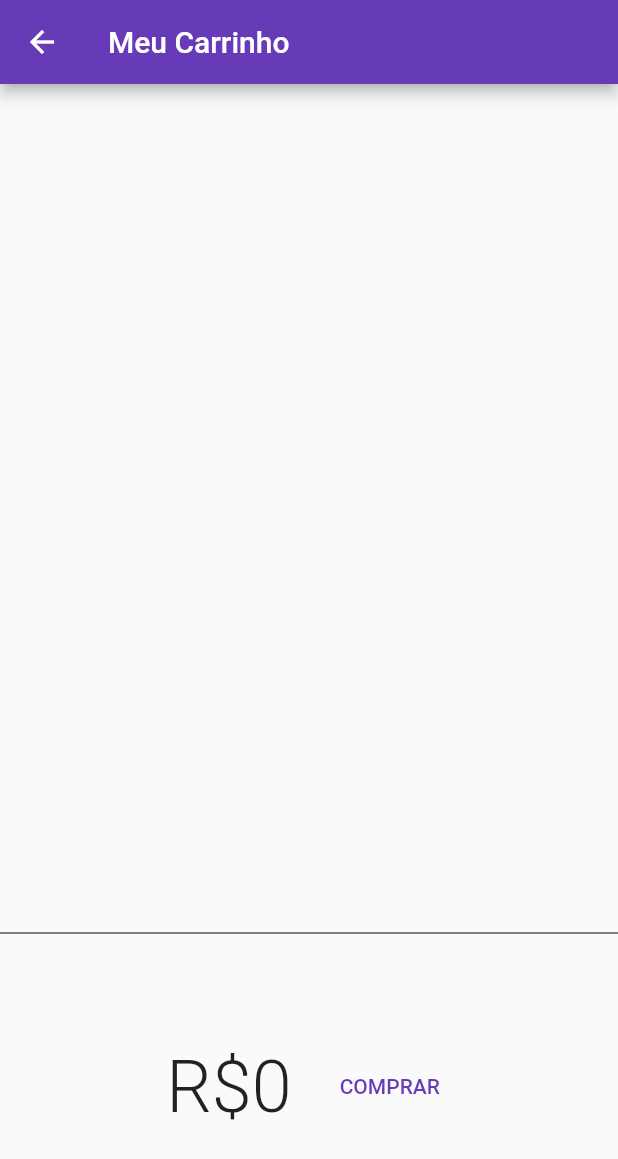
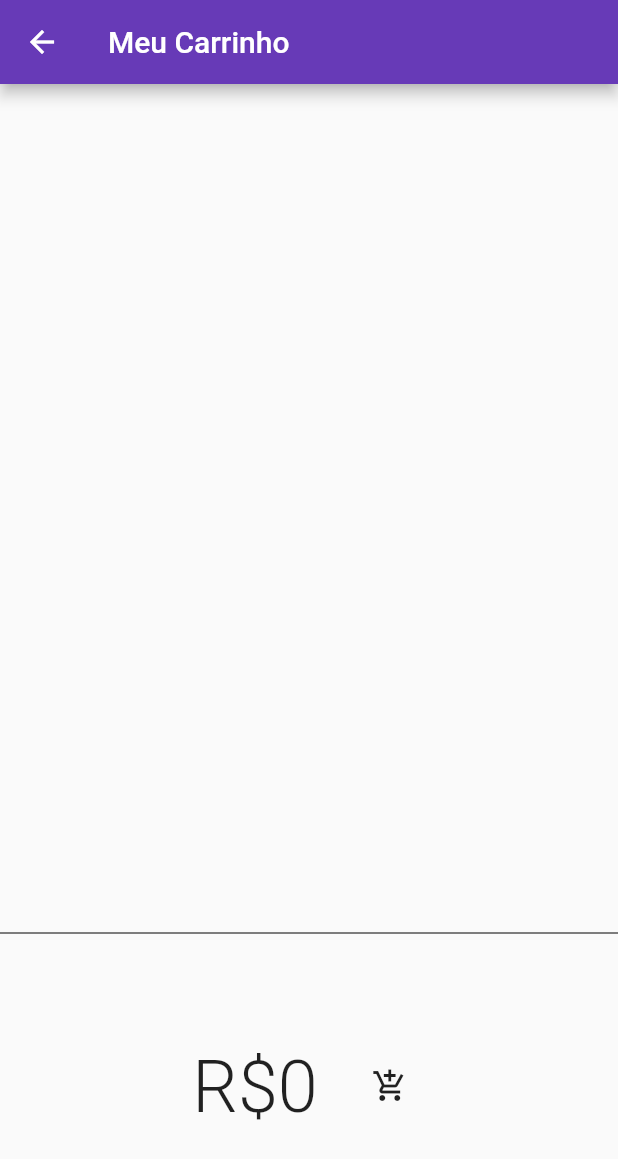
Before and after one commit to matheusmodanez/flutter-provider-study, a Flutter app: the CarrinhoPage screen opened by its route, on a phone screen of 412 x 824 dp. Shown: the top 1159 px of the screen. Run offline on Flutter 3.47's test engine with Material 2 defaults, Android fonts, the phone set to English and light mode, and no system bars; our stand-ins replace badges.

Commit message:
Provider Compra

```diff
--- a/lib/models/carrinho.dart
+++ b/lib/models/carrinho.dart
@@ -17,6 +17,12 @@ class CarrinhoModel extends ChangeNotifier {
     notifyListeners();
   }
 
+  void removeAll() {
+    _items.removeRange(0, _items.length);
+
+    notifyListeners();
+  }
+
   int get totalPrice =>
       _items.fold(0, (total, current) => total + current.preco);
 }
--- /dev/null
+++ b/lib/models/compras.dart
@@ -0,0 +1,32 @@
+import 'package:flutter/material.dart';
+
+import 'catalogo.dart';
+
+class ComprasModel extends ChangeNotifier {
+  final List<ItemsComprados> _items = [];
+
+  List<ItemsComprados> get items => _items;
+
+  void add(ItemsComprados itemsComprados) {
+    _items.add(itemsComprados);
+    notifyListeners();
+  }
+
+  void remove(ItemsComprados itemsComprados) {
+    _items.remove(itemsComprados);
+    notifyListeners();
+  }
+}
+
+class ItemsComprados {
+  List<Item> items = [
+    Item(1, 'Nike Blue', 'Nike', '1', 360),
+    Item(2, 'Air Max', 'Nike', '2', 500),
+    Item(3, 'Max 270', 'Nike', '3', 450),
+    Item(4, 'Air Max 270', 'Nike', '4', 600),
+    Item(5, 'Run Didas', 'Adidas', '5', 470),
+    Item(6, 'Black Runner', 'Adidas', '6', 400),
+  ];
+
+  ItemsComprados(this.items);
+}
--- a/lib/pages/carrinho/carrinho-page.dart
+++ b/lib/pages/carrinho/carrinho-page.dart
@@ -3,6 +3,10 @@ import 'package:cart_provider_demo/pages/carrinho/carrinho_total.dart';
 import 'package:flutter/material.dart';
 import 'package:flutter/src/foundation/key.dart';
 import 'package:flutter/src/widgets/framework.dart';
+import 'package:provider/provider.dart';
+
+import '../../models/carrinho.dart';
+import '../../models/compras.dart';
 
 class CarrinhoPage extends StatelessWidget {
   const CarrinhoPage({Key? key}) : super(key: key);
@@ -10,6 +14,9 @@ class CarrinhoPage extends StatelessWidget {
   @override
   Widget build(BuildContext context) {
     print('BUILD: CarrinhoPage');
+
+    final carrinho = Provider.of<CarrinhoModel>(context);
+    final itemsComprados = ItemsComprados(carrinho.items);
 
     return Scaffold(
       appBar: AppBar(
@@ -25,10 +32,14 @@ class CarrinhoPage extends StatelessWidget {
               ),
             ),
             const Divider(height: 4, color: Colors.black),
-            CarrinhoTotal()
+            CarrinhoTotal(
+              itemsComprados: itemsComprados,
+            )
           ],
         ),
       ),
     );
   }
 }
+
+class ItemComprados {}
--- a/lib/pages/carrinho/carrinho_total.dart
+++ b/lib/pages/carrinho/carrinho_total.dart
@@ -1,8 +1,14 @@
 import 'package:cart_provider_demo/models/carrinho.dart';
+import 'package:cart_provider_demo/models/compras.dart';
 import 'package:flutter/material.dart';
 import 'package:provider/provider.dart';
 
 class CarrinhoTotal extends StatelessWidget {
+  final ItemsComprados itemsComprados;
+
+  const CarrinhoTotal({Key? key, required this.itemsComprados})
+      : super(key: key);
+
   @override
   Widget build(BuildContext context) {
     print('BUILD: CarrinhoTotal');
@@ -21,13 +27,8 @@ class CarrinhoTotal extends StatelessWidget {
               ),
             ),
             const SizedBox(width: 24),
-            TextButton(
-              onPressed: () {
-                ScaffoldMessenger.of(context).showSnackBar(
-                    const SnackBar(content: Text('Buying not supported yet.')));
-              },
-              //style: TextButton.styleFrom(foregroundColor: Colors.white),
-              child: const Text('COMPRAR'),
+            _AddCompraButton(
+              items: itemsComprados,
             ),
           ],
         ),
@@ -35,3 +36,41 @@ class CarrinhoTotal extends StatelessWidget {
     );
   }
 }
+
+class _AddCompraButton extends StatelessWidget {
+  final ItemsComprados items;
+
+  const _AddCompraButton({Key? key, required this.items}) : super(key: key);
+
+  @override
+  Widget build(BuildContext context) {
+    print('BUILD: _AddCompraButton');
+
+    var adicionado = context.select<ComprasModel, bool>(
+      // Here, we are only interested whether [item] is inside the cart.
+      (c) => c.items.contains(items),
+    );
+
+    //style: TextButton.styleFrom(foregroundColor: Colors.white),
+
+    return IconButton(
+      icon: adicionado
+          ? const Icon(
+              Icons.check,
+              color: Colors.green,
+            )
+          : const Icon(Icons.add_shopping_cart),
+      onPressed: adicionado
+          ? null
+          : () {
+              var compra = context.read<ComprasModel>();
+              compra.add(items);
+              var carrinho = context.read<CarrinhoModel>();
+              carrinho.removeAll();
+              // const ScaffoldMessenger(
+              //     child: Text('Compra Efetuada com Sucesso!'));
+              Navigator.pop(context, '/compras');
+            },
+    );
+  }
+}
--- a/lib/pages/catalogo/catalogo-appbar.dart
+++ b/lib/pages/catalogo/catalogo-appbar.dart
@@ -23,6 +23,12 @@ class CatalogoAppBar extends StatelessWidget implements PreferredSizeWidget {
             ),
           ),
           onPressed: () => Navigator.pushNamed(context, '/carrinho'),
+        ),
+        IconButton(
+          icon: const Icon(
+            Icons.attach_money_outlined,
+          ),
+          onPressed: () => Navigator.pushNamed(context, '/compras'),
         )
       ],
     );
```
Also changed, not shown: lib/main.dart (+13 -2 lines), lib/pages/compras/compras_page.dart (added, +42 -0 lines), pubspec.lock, 1 other file.
